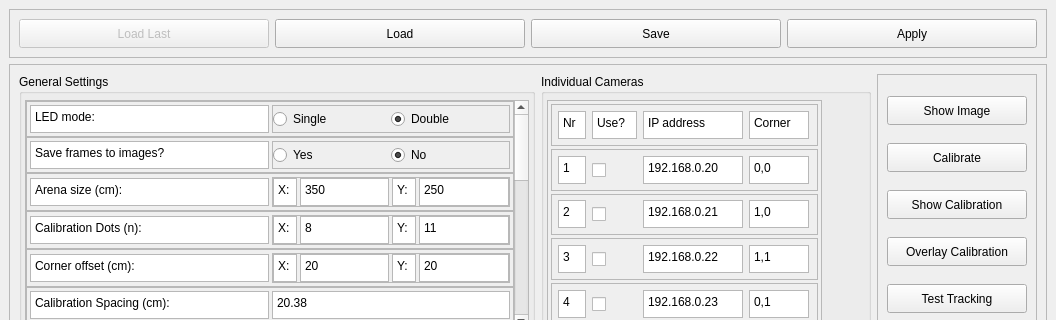
This is CameraSettingsGUIDesign.ui in Barry-lab/openEPhys_DACQ as Qt 5 draws it before an edit; both pictures show x 0 to 1056 and y 0 to 320 of the 1056 by 961 pixel window. The edited form follows.
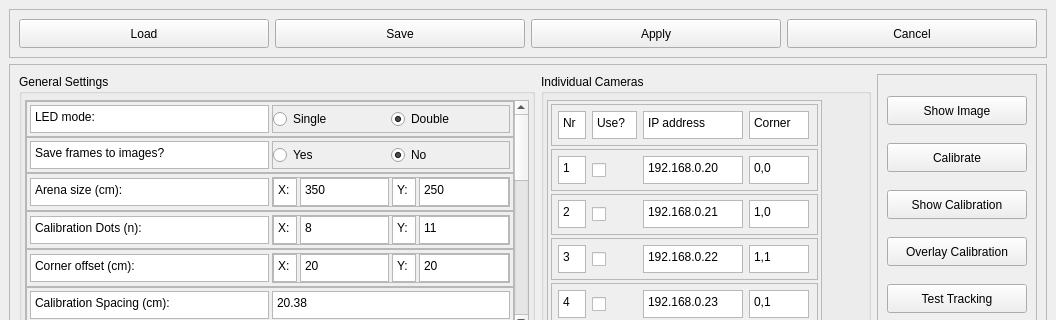
This is the edited form. Custom widgets are drawn as their Qt base class.

Commit message: Redesigned RecordingManager Settings management and enabled saving it in MATLAB format

The edit to the form file:
```diff
--- a/CameraSettingsGUIDesign.ui
+++ b/CameraSettingsGUIDesign.ui
@@ -36,28 +36,6 @@
        <enum>QFrame::Raised</enum>
       </property>
       <layout class="QHBoxLayout" name="horizontalLayout_16">
-       <item>
-        <widget class="QPushButton" name="pb_load_last">
-         <property name="enabled">
-          <bool>false</bool>
-         </property>
-         <property name="minimumSize">
-          <size>
-           <width>0</width>
-           <height>29</height>
-          </size>
-         </property>
-         <property name="maximumSize">
-          <size>
-           <width>16777215</width>
-           <height>29</height>
-          </size>
-         </property>
-         <property name="text">
-          <string>Load Last</string>
-         </property>
-        </widget>
-       </item>
        <item>
         <widget class="QPushButton" name="pb_load">
          <property name="minimumSize">
@@ -115,6 +93,28 @@
          </property>
         </widget>
        </item>
+       <item>
+        <widget class="QPushButton" name="pb_cancel">
+         <property name="enabled">
+          <bool>true</bool>
+         </property>
+         <property name="minimumSize">
+          <size>
+           <width>0</width>
+           <height>29</height>
+          </size>
+         </property>
+         <property name="maximumSize">
+          <size>
+           <width>16777215</width>
+           <height>29</height>
+          </size>
+         </property>
+         <property name="text">
+          <string>Cancel</string>
+         </property>
+        </widget>
+       </item>
       </layout>
      </widget>
     </item>
```
The commit also changes 18 other files.
